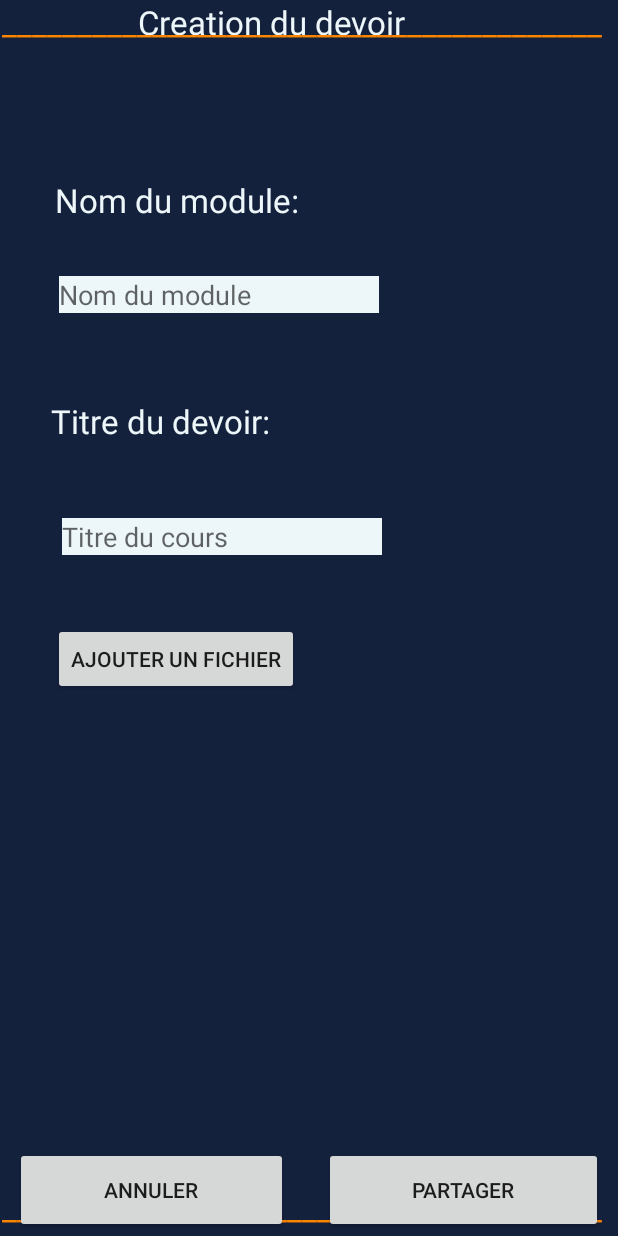
After one commit to Chaiyaaa/easyeducation2, an Android app: the AddNewDevoir screen opened directly, with no data from a screen before it, on a phone screen of 412 x 824 dp. The commit adds this screen. Run offline under Robolectric (Android 15) with nearby library versions, the phone set to English and light mode, and no system bars; our stand-ins replace Firebase (no records; nobody signed in at launch, a user with empty details on screens opened directly).

```diff
--- /dev/null
+++ b/app/src/main/java/app/easyeducation/AddNewDevoir.java
@@ -0,0 +1,151 @@
+package app.easyeducation;
+
+import androidx.annotation.NonNull;
+import androidx.annotation.Nullable;
+import androidx.appcompat.app.AppCompatActivity;
+
+import android.app.ProgressDialog;
+import android.content.Intent;
+import android.net.Uri;
+import android.os.Bundle;
+import android.view.View;
+import android.widget.Button;
+import android.widget.EditText;
+import android.widget.Toast;
+
+import com.google.android.gms.tasks.OnSuccessListener;
+import com.google.android.gms.tasks.Task;
+import com.google.firebase.database.DatabaseReference;
+import com.google.firebase.database.FirebaseDatabase;
+import com.google.firebase.storage.FirebaseStorage;
+import com.google.firebase.storage.OnProgressListener;
+import com.google.firebase.storage.StorageReference;
+import com.google.firebase.storage.UploadTask;
+
+import java.text.SimpleDateFormat;
+import java.util.Date;
+import java.util.Locale;
+
+public class AddNewDevoir extends AppCompatActivity {
+
+    EditText module_name,cour_name;
+    Button add,share,cancel;
+    StorageReference storageReference;
+    DatabaseReference databaseReference;
+    Intent dataHolder;
+
+    @Override
+    protected void onCreate(Bundle savedInstanceState) {
+        super.onCreate(savedInstanceState);
+        setContentView(R.layout.activity_add_new_devoir);
+
+
+        initWidget();
+
+        storageReference = FirebaseStorage.getInstance().getReference();
+        databaseReference= FirebaseDatabase.getInstance().getReferenceFromUrl("https://easyeducation-80f1b-default-rtdb.firebaseio.com/").child("Devoirs");
+
+        add.setOnClickListener(new View.OnClickListener() {
+            @Override
+            public void onClick(View view) {
+                Selectpdf();
+            }
+        });
+
+        share.setOnClickListener(new View.OnClickListener() {
+            @Override
+            public void onClick(View view) {
+                //disable button if there is no data
+                //add icon to show that data exists
+                UploadPDFToFirebase(dataHolder.getData());
+            }
+        });
+
+
+        cancel.setOnClickListener(new View.OnClickListener() {
+            @Override
+            public void onClick(View view) {
+                goBacktoCour();
+            }
+        });
+
+
+
+
+    }
+
+
+
+
+
+    private void goBacktoCour() {
+
+        Intent intent=new Intent(AddNewDevoir.this,DevoirFragment.class);
+        startActivity(intent);
+        finish();
+    }
+
+    private void Selectpdf() {
+        Intent intent=new Intent();
+        intent.setType("application/pdf");
+        intent.setAction(intent.ACTION_GET_CONTENT);
+        startActivityForResult(Intent.createChooser(intent,"PDF FILE SELECT"),12);
+    }
+
+
+    @Override
+    protected void onActivityResult(int requestCode, int resultCode, @Nullable Intent data) {
+        super.onActivityResult(requestCode, resultCode, data);
+
+        if (requestCode==12 && resultCode==RESULT_OK && data!=null && data.getData()!=null)
+        {
+            dataHolder=data;
+
+        }
+    }
+
+    private void UploadPDFToFirebase(Uri data) {
+        final ProgressDialog progressDialog=new ProgressDialog(this);
+        progressDialog.setTitle("file is loading ...");
+        progressDialog.show();
+
+        StorageReference reference=storageReference.child("Devoir"+System.currentTimeMillis()+".pdf");
+        reference.putFile(data).addOnSuccessListener(new OnSuccessListener<UploadTask.TaskSnapshot>() {
+            @Override
+            public void onSuccess(UploadTask.TaskSnapshot taskSnapshot) {
+
+                Task<Uri> uriTask=taskSnapshot.getStorage().getDownloadUrl();
+                while (!uriTask.isComplete());
+                Uri uri=uriTask.getResult();
+
+                String currentDate = new SimpleDateFormat("dd-MM-yyyy", Locale.getDefault()).format(new Date());
+
+                Devoir devoir=new Devoir(cour_name.getText().toString(),currentDate,uri.toString(),module_name.getText().toString());
+
+                databaseReference.push().setValue(devoir);
+                Toast.makeText(getApplicationContext(),"Succes",Toast.LENGTH_LONG).show();
+                progressDialog.dismiss();
+
+
+            }
+        }).addOnProgressListener(new OnProgressListener<UploadTask.TaskSnapshot>() {
+            @Override
+            public void onProgress(@NonNull UploadTask.TaskSnapshot snapshot) {
+
+                double progress=(100.0* snapshot.getBytesTransferred())/snapshot.getTotalByteCount();
+                progressDialog.setMessage("file Uploaded .. "+(int) progress+"%");
+            }
+        });
+
+    }
+
+
+    private void initWidget() {
+
+        module_name=findViewById(R.id.module_nameD);
+        cour_name=findViewById(R.id.cours_titleD);
+        add=findViewById(R.id.add_fileD);
+        share=findViewById(R.id.shareD);
+        cancel=findViewById(R.id.cancelD);
+    }
+}
--- /dev/null
+++ b/app/src/main/res/layout/activity_add_new_devoir.xml
@@ -0,0 +1,171 @@
+<?xml version="1.0" encoding="utf-8"?>
+<androidx.constraintlayout.widget.ConstraintLayout xmlns:android="http://schemas.android.com/apk/res/android"
+    xmlns:app="http://schemas.android.com/apk/res-auto"
+    xmlns:tools="http://schemas.android.com/tools"
+    android:layout_width="match_parent"
+    android:layout_height="match_parent"
+    android:background="@color/backgroundblue"
+    tools:context=".AddNewDevoir">
+
+
+    <TextView
+        android:id="@+id/textView8"
+        android:layout_width="409dp"
+        android:layout_height="34dp"
+        android:layout_marginStart="1dp"
+        android:layout_marginLeft="1dp"
+        android:layout_marginEnd="1dp"
+        android:layout_marginRight="1dp"
+        android:text="_________________________________________"
+        android:textAppearance="@style/TextAppearance.AppCompat.Large"
+        android:textColor="@color/orange"
+        app:layout_constraintBottom_toBottomOf="parent"
+        app:layout_constraintEnd_toEndOf="parent"
+        app:layout_constraintHorizontal_bias="0.0"
+        app:layout_constraintStart_toStartOf="parent" />
+
+    <TextView
+        android:id="@+id/textView3"
+        android:layout_width="228dp"
+        android:layout_height="36dp"
+        android:text="Creation du devoir"
+        android:textAppearance="@style/TextAppearance.AppCompat.Large"
+        android:textColor="@color/backgroundlight"
+        app:layout_constraintEnd_toEndOf="parent"
+        app:layout_constraintStart_toStartOf="parent"
+        app:layout_constraintTop_toTopOf="parent" />
+
+    <Button
+        android:id="@+id/cancelD"
+        android:layout_width="182dp"
+        android:layout_height="57dp"
+        android:layout_marginStart="16dp"
+        android:layout_marginLeft="16dp"
+        android:layout_marginEnd="12dp"
+        android:layout_marginRight="12dp"
+        android:text="Annuler"
+        app:layout_constraintBottom_toBottomOf="parent"
+        app:layout_constraintEnd_toStartOf="@+id/shareD"
+        app:layout_constraintStart_toStartOf="parent"
+        app:layout_constraintTop_toTopOf="parent"
+        app:layout_constraintVertical_bias="0.997" />
+
+    <Button
+        android:id="@+id/shareD"
+        android:layout_width="186dp"
+        android:layout_height="57dp"
+        android:layout_marginStart="12dp"
+        android:layout_marginLeft="12dp"
+        android:layout_marginEnd="16dp"
+        android:layout_marginRight="16dp"
+        android:text="Partager"
+        app:layout_constraintBottom_toBottomOf="parent"
+        app:layout_constraintEnd_toEndOf="parent"
+        app:layout_constraintStart_toEndOf="@+id/cancelD"
+        app:layout_constraintTop_toTopOf="parent"
+        app:layout_constraintVertical_bias="0.997" />
+
+    <EditText
+        android:id="@+id/module_nameD"
+        android:layout_width="wrap_content"
+        android:layout_height="wrap_content"
+        android:layout_marginStart="42dp"
+        android:layout_marginLeft="42dp"
+        android:layout_marginEnd="159dp"
+        android:layout_marginRight="159dp"
+        android:background="@color/backgroundlight"
+        android:ems="10"
+        android:hint="Nom du module"
+        android:inputType="textPersonName"
+        app:layout_constraintBottom_toBottomOf="parent"
+        app:layout_constraintEnd_toEndOf="parent"
+        app:layout_constraintHorizontal_bias="1.0"
+        app:layout_constraintStart_toStartOf="parent"
+        app:layout_constraintTop_toTopOf="parent"
+        app:layout_constraintVertical_bias="0.23" />
+
+    <EditText
+        android:id="@+id/cours_titleD"
+        android:layout_width="wrap_content"
+        android:layout_height="wrap_content"
+        android:layout_marginStart="43dp"
+        android:layout_marginLeft="43dp"
+        android:layout_marginEnd="159dp"
+        android:layout_marginRight="159dp"
+        android:background="@color/backgroundlight"
+        android:ems="10"
+        android:hint="Titre du cours"
+        android:inputType="textPersonName"
+        app:layout_constraintBottom_toBottomOf="parent"
+        app:layout_constraintEnd_toEndOf="parent"
+        app:layout_constraintStart_toStartOf="parent"
+        app:layout_constraintTop_toTopOf="parent"
+        app:layout_constraintVertical_bias="0.432" />
+
+    <Button
+        android:id="@+id/add_fileD"
+        android:layout_width="wrap_content"
+        android:layout_height="wrap_content"
+        android:layout_marginStart="36dp"
+        android:layout_marginLeft="36dp"
+        android:layout_marginEnd="213dp"
+        android:layout_marginRight="213dp"
+        android:text="Ajouter un fichier"
+        app:layout_constraintBottom_toBottomOf="parent"
+        app:layout_constraintEnd_toEndOf="parent"
+        app:layout_constraintStart_toStartOf="parent"
+        app:layout_constraintTop_toTopOf="parent"
+        app:layout_constraintVertical_bias="0.535" />
+
+    <TextView
+        android:id="@+id/textView4"
+        android:layout_width="409dp"
+        android:layout_height="34dp"
+        android:layout_marginStart="1dp"
+        android:layout_marginLeft="1dp"
+        android:layout_marginEnd="1dp"
+        android:layout_marginRight="1dp"
+        android:text="_________________________________________"
+        android:textAppearance="@style/TextAppearance.AppCompat.Large"
+        android:textColor="@color/orange"
+        app:layout_constraintEnd_toEndOf="parent"
+        app:layout_constraintHorizontal_bias="0.0"
+        app:layout_constraintStart_toStartOf="parent"
+        tools:layout_editor_absoluteY="35dp"
+        tools:ignore="MissingConstraints" />
+
+    <TextView
+        android:id="@+id/textView7"
+        android:layout_width="wrap_content"
+        android:layout_height="wrap_content"
+        android:layout_marginStart="42dp"
+        android:layout_marginLeft="42dp"
+        android:layout_marginEnd="266dp"
+        android:layout_marginRight="266dp"
+        android:text="Nom du module:"
+        android:textAppearance="@style/TextAppearance.AppCompat.Large"
+        android:textColor="@color/backgroundlight"
+        app:layout_constraintBottom_toBottomOf="parent"
+        app:layout_constraintEnd_toEndOf="parent"
+        app:layout_constraintHorizontal_bias="0.101"
+        app:layout_constraintStart_toStartOf="parent"
+        app:layout_constraintTop_toTopOf="parent"
+        app:layout_constraintVertical_bias="0.149" />
+
+    <TextView
+        android:id="@+id/textView6"
+        android:layout_width="wrap_content"
+        android:layout_height="wrap_content"
+        android:layout_marginStart="36dp"
+        android:layout_marginLeft="36dp"
+        android:layout_marginEnd="234dp"
+        android:layout_marginRight="234dp"
+        android:text="Titre du devoir:"
+        android:textAppearance="@style/TextAppearance.AppCompat.Large"
+        android:textColor="@color/backgroundlight"
+        app:layout_constraintBottom_toBottomOf="parent"
+        app:layout_constraintEnd_toEndOf="parent"
+        app:layout_constraintStart_toStartOf="parent"
+        app:layout_constraintTop_toTopOf="parent"
+        app:layout_constraintVertical_bias="0.335" />
+</androidx.constraintlayout.widget.ConstraintLayout>
--- a/app/src/main/res/layout/fragment_devoir.xml
+++ b/app/src/main/res/layout/fragment_devoir.xml
@@ -36,7 +36,7 @@
         app:srcCompat="@drawable/menuicon" />
 
     <androidx.recyclerview.widget.RecyclerView
-        android:id="@+id/recyclerView"
+        android:id="@+id/recyclerViewdevoir"
         android:layout_width="409dp"
         android:layout_height="615dp"
         android:layout_marginStart="1dp"
@@ -52,7 +52,7 @@
         app:layout_constraintVertical_bias="1.0" />
 
     <Button
-        android:id="@+id/button"
+        android:id="@+id/postdevoir"
         android:layout_width="wrap_content"
         android:layout_height="wrap_content"
         android:layout_marginStart="252dp"
```
Also changed, not shown: app/src/main/AndroidManifest.xml (+5 -3 lines), app/src/main/java/app/easyeducation/Devoir.java (added, +61 -0 lines), app/src/main/java/app/easyeducation/DevoirAdapter.java (added, +60 -0 lines), app/src/main/java/app/easyeducation/DevoirFragment.java (+74 -1 lines), app/src/main/res/layout/itemdevoir.xml (added, +34 -0 lines).
